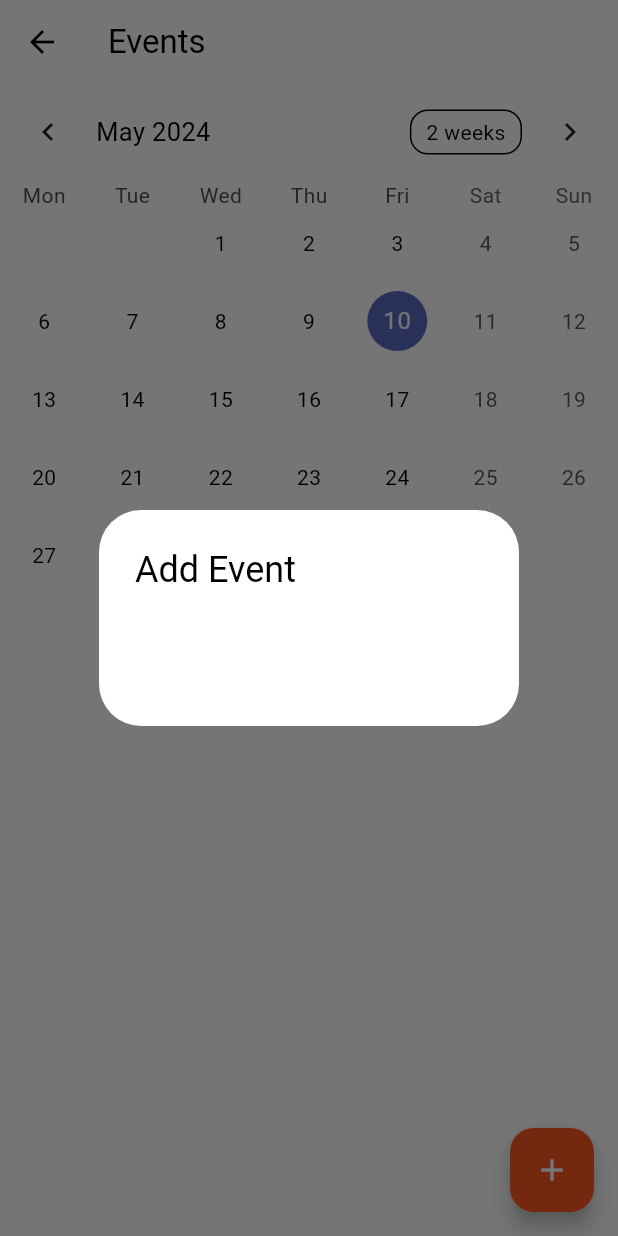
After one commit to flamemeister/final-Kuroko, a Flutter app: the CalendarScreen screen opened by its route, after a tap on the "add" icon, on a phone screen of 412 x 824 dp. The commit adds this screen. Run offline on Flutter 3.47's test engine with Material 3 defaults, Android fonts, the phone set to English and light mode, and no system bars; drawn by our look-alikes of table_calendar.

Commit message:
calendar_screen added

```diff
--- a/client/lib/controller/authors_controller.dart
+++ b/client/lib/controller/authors_controller.dart
@@ -5,7 +5,7 @@ class AuthorController {
     return [
       Authors(
           'Abzal Nurym', 20, 'The Greatest Flutter developer', 'He is good'),
-      Authors('Dilnaz', 19, 'Best project manager', "She is good"),
+      Authors('Dilnaz', 19, 'Best project manager', "She is good"''),
       Authors('Alibek Kamiluly', 19, 'I dont know', 'He is not so good'),
       Authors('Saken Aldiyar', 19, 'Random guy', 'He is default.'),
     ];
--- a/client/lib/main.dart
+++ b/client/lib/main.dart
@@ -5,6 +5,7 @@ import 'package:basketball_kuroko_wiki/view/character_list.dart';
 import 'package:basketball_kuroko_wiki/view/news_list_screen.dart';
 import 'package:basketball_kuroko_wiki/view/register_screen.dart';
 import 'package:basketball_kuroko_wiki/view/login_screen.dart';
+import 'package:basketball_kuroko_wiki/view/calendar_screen.dart';
 
 void main() => runApp(const KurokoLegacy());
 
@@ -21,7 +22,7 @@ class KurokoLegacy extends StatelessWidget {
         colorScheme: ColorScheme.fromSwatch(primarySwatch: Colors.deepOrange)
             .copyWith(
                 background:
-                    Color(0xFFF88158)), // Background color set to #F88158
+                    const Color(0xFFF88158)), // Background color set to #F88158
       ),
       initialRoute: '/',
       routes: {
@@ -32,6 +33,7 @@ class KurokoLegacy extends StatelessWidget {
         '/listOfAuthors': (context) => AuthorListScreen(),
         '/listOfCharacters': (context) => CharacterListScreen(),
         '/listOfNews': (context) => const NewsListScreen(),
+        '/listOfEvents': (context) => CalendarScreen(),
       },
     );
   }
--- /dev/null
+++ b/client/lib/view/calendar_screen.dart
@@ -0,0 +1,177 @@
+import 'package:flutter/material.dart';
+import 'package:table_calendar/table_calendar.dart';
+
+class CalendarScreen extends StatefulWidget {
+  const CalendarScreen({super.key});
+
+  @override
+  _CalendarScreenState createState() => _CalendarScreenState();
+}
+
+class _CalendarScreenState extends State<CalendarScreen> {
+  late Map<DateTime, List<dynamic>> _events;
+  late List<dynamic> _selectedEvents;
+  late CalendarFormat _calendarFormat;
+  DateTime _selectedDay = DateTime.now();
+  DateTime _focusedDay = DateTime.now();
+
+  @override
+  void initState() {
+    super.initState();
+    _selectedEvents = [];
+    _events = {};
+    _calendarFormat = CalendarFormat.month;
+  }
+
+  List<dynamic> _getEventsForDay(DateTime day) {
+    return _events[day] ?? [];
+  }
+
+  void _onDaySelected(DateTime selectedDay, DateTime focusedDay) {
+    setState(() {
+      _selectedDay = selectedDay;
+      _focusedDay = focusedDay;
+      _selectedEvents = _getEventsForDay(selectedDay);
+    });
+  }
+
+  void _onFormatChanged(CalendarFormat format) {
+    setState(() {
+      _calendarFormat = format;
+    });
+  }
+
+
+
+  @override
+  Widget build(BuildContext context) {
+    return Scaffold(
+      appBar: AppBar(
+        title: const Text('Events'),
+      ),
+      body: Column(
+        children: [
+          TableCalendar(
+            firstDay: DateTime.utc(2010, 10, 16),
+            lastDay: DateTime.utc(2030, 3, 14),
+            focusedDay: _focusedDay,
+            calendarFormat: _calendarFormat,
+            selectedDayPredicate: (day) => isSameDay(_selectedDay, day),
+            onDaySelected: _onDaySelected,
+            onFormatChanged: _onFormatChanged,  // Include this line
+            eventLoader: _getEventsForDay,
+            startingDayOfWeek: StartingDayOfWeek.monday,
+            calendarStyle: const CalendarStyle(
+              outsideDaysVisible: false,
+            ),
+          ),
+          const SizedBox(height: 8.0),
+          Expanded(
+            child: ListView.builder(
+              itemCount: _selectedEvents.length,
+              itemBuilder: (context, index) {
+                return ListTile(
+                  title: Text(_selectedEvents[index].toString()),
+                  onTap: () => _showEditDeleteDialog(index),
+                );
+              },
+            ),
+          ),
+        ],
+      ),
+      floatingActionButton: FloatingActionButton(
+        child: const Icon(Icons.add),
+        onPressed: () => _showAddDialog(),
+      ),
+    );
+  }
+
+  void _showAddDialog() {
+    showDialog(
+      context: context,
+      builder: (context) => AlertDialog(
+        title: const Text('Add Event'),
+        content: TextField(
+          onSubmitted: (value) {
+            if (value.isNotEmpty) {
+              if (_events[_selectedDay] != null) {
+                _events[_selectedDay]!.add(value);
+              } else {
+                _events[_selectedDay] = [value];
+              }
+
+              setState(() {
+                _selectedEvents = _getEventsForDay(_selectedDay);
+              });
+              Navigator.pop(context);
+            }
+          },
+        ),
+      ),
+    );
+  }
+
+  void _showEditDeleteDialog(int index) {
+    showDialog(
+      context: context,
+      builder: (context) => AlertDialog(
+        title: const Text('Edit or Delete Event'),
+        content: const Text('Would you like to edit or delete this event?'),
+        actions: <Widget>[
+          TextButton(
+            child: const Text('Delete'),
+            onPressed: () {
+              _events[_selectedDay]!.removeAt(index);
+              setState(() {
+                _selectedEvents = _getEventsForDay(_selectedDay);
+              });
+              Navigator.of(context).pop();
+            },
+          ),
+          TextButton(
+            child: const Text('Edit'),
+            onPressed: () {
+              Navigator.of(context).pop();
+              _showEditEventDialog(index);
+            },
+          ),
+          TextButton(
+            child: const Text('Cancel'),
+            onPressed: () => Navigator.of(context).pop(),
+          ),
+        ],
+      ),
+    );
+  }
+
+  void _showEditEventDialog(int index) {
+    TextEditingController textEditingController = TextEditingController(text: _selectedEvents[index].toString());
+    showDialog(
+      context: context,
+      builder: (context) => AlertDialog(
+        title: const Text('Edit Event'),
+        content: TextField(
+          controller: textEditingController,
+          autofocus: true,
+        ),
+        actions: <Widget>[
+          TextButton(
+            child: const Text('Save'),
+            onPressed: () {
+              setState(() {
+                _events[_selectedDay]![index] = textEditingController.text;
+                _selectedEvents = _getEventsForDay(_selectedDay);
+              });
+              Navigator.of(context).pop();
+            },
+          ),
+          TextButton(
+            child: const Text('Cancel'),
+            onPressed: () => Navigator.of(context).pop(),
+          ),
+        ],
+      ),
+    );
+  }
+
+}
--- a/client/lib/view/kuroko_drawer.dart
+++ b/client/lib/view/kuroko_drawer.dart
@@ -44,6 +44,12 @@ class KurokoDrawer extends StatelessWidget {
             onTap: () {
               Navigator.pushReplacementNamed(context, '/listOfNews');
             },
+          ),
+          ListTile(
+            title: const Text('Events'),
+            onTap: () {
+              Navigator.pushReplacementNamed(context, '/listOfEvents');
+            },
           )
         ],
       ),
--- a/client/pubspec.yaml
+++ b/client/pubspec.yaml
@@ -36,6 +36,7 @@ dependencies:
   # Use with the CupertinoIcons class for iOS style icons.
   cupertino_icons: ^1.0.6
   http: ^0.13.3
+  table_calendar: ^3.0.5
 
 dev_dependencies:
   flutter_test:
```
Also changed, not shown: client/assets/pfp/abkitchen.jpg (added), client/assets/pfp/aldeek.jpg (added), client/assets/pfp/aliboba.jpg (added), client/assets/pfp/dilnasx.jpg (added), client/pubspec.lock, 1 other file.
